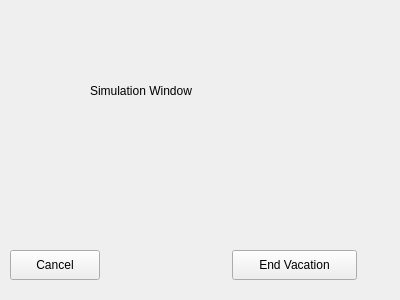
This is TheMudkips/vsimulation.ui in OwlbitCode/TheMudkips as Qt 5 draws it before an edit. The edited form follows.
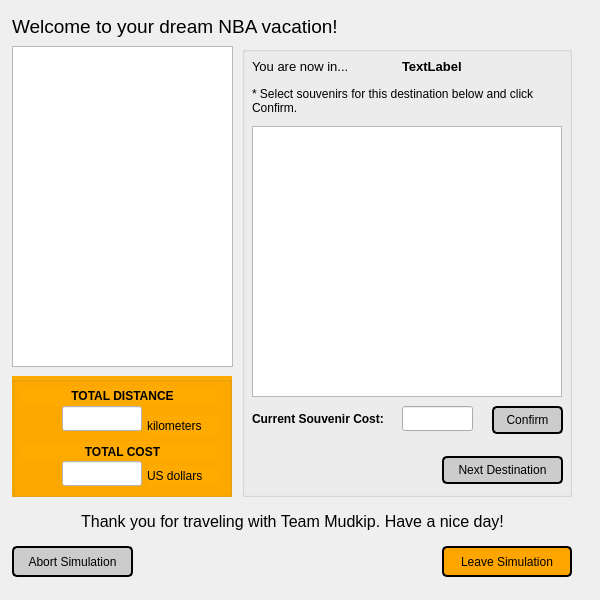
This is the edited form.

Commit message:
Updating travel simulation and starting on packageb
Updates (PACKAGE B IS Not done)

Diff of the .ui file:
```diff
--- a/TheMudkips/vsimulation.ui
+++ b/TheMudkips/vsimulation.ui
@@ -6,8 +6,8 @@
    <rect>
     <x>0</x>
     <y>0</y>
-    <width>400</width>
-    <height>300</height>
+    <width>600</width>
+    <height>600</height>
    </rect>
   </property>
   <property name="windowTitle">
@@ -16,40 +16,384 @@
   <widget class="QLabel" name="label">
    <property name="geometry">
     <rect>
-     <x>90</x>
-     <y>80</y>
-     <width>171</width>
-     <height>21</height>
+     <x>12</x>
+     <y>6</y>
+     <width>461</width>
+     <height>41</height>
     </rect>
    </property>
+   <property name="font">
+    <font>
+     <pointsize>14</pointsize>
+    </font>
+   </property>
    <property name="text">
-    <string>Simulation Window</string>
+    <string>Welcome to your dream NBA vacation!</string>
    </property>
   </widget>
-  <widget class="QPushButton" name="endButton">
+  <widget class="QGroupBox" name="foodGroupBox">
    <property name="geometry">
     <rect>
-     <x>232</x>
-     <y>250</y>
-     <width>125</width>
-     <height>30</height>
+     <x>242</x>
+     <y>46</y>
+     <width>330</width>
+     <height>451</height>
     </rect>
    </property>
-   <property name="text">
-    <string>End Vacation</string>
+   <property name="title">
+    <string/>
    </property>
+   <widget class="QLabel" name="welcomeLabel_3">
+    <property name="geometry">
+     <rect>
+      <x>10</x>
+      <y>10</y>
+      <width>141</width>
+      <height>21</height>
+     </rect>
+    </property>
+    <property name="font">
+     <font>
+      <pointsize>10</pointsize>
+     </font>
+    </property>
+    <property name="text">
+     <string>You are now in...</string>
+    </property>
+   </widget>
+   <widget class="QLabel" name="currCityLabel_3">
+    <property name="geometry">
+     <rect>
+      <x>160</x>
+      <y>10</y>
+      <width>161</width>
+      <height>21</height>
+     </rect>
+    </property>
+    <property name="font">
+     <font>
+      <pointsize>10</pointsize>
+      <weight>75</weight>
+      <bold>true</bold>
+     </font>
+    </property>
+    <property name="text">
+     <string>TextLabel</string>
+    </property>
+   </widget>
+   <widget class="QTableWidget" name="souvenirTableWidget">
+    <property name="geometry">
+     <rect>
+      <x>10</x>
+      <y>80</y>
+      <width>310</width>
+      <height>271</height>
+     </rect>
+    </property>
+    <attribute name="verticalHeaderVisible">
+     <bool>false</bool>
+    </attribute>
+   </widget>
+   <widget class="QPushButton" name="nextDestButton">
+    <property name="geometry">
+     <rect>
+      <x>200</x>
+      <y>410</y>
+      <width>121</width>
+      <height>28</height>
+     </rect>
+    </property>
+    <property name="styleSheet">
+     <string notr="true">background-color:#cccccc;
+border-style: solid;
+border-color: black;
+border-width: 2px;
+border-radius: 5px;</string>
+    </property>
+    <property name="text">
+     <string>Next Destination</string>
+    </property>
+   </widget>
+   <widget class="QLabel" name="currDestCostLabel_3">
+    <property name="geometry">
+     <rect>
+      <x>10</x>
+      <y>365</y>
+      <width>141</width>
+      <height>16</height>
+     </rect>
+    </property>
+    <property name="font">
+     <font>
+      <pointsize>9</pointsize>
+      <weight>75</weight>
+      <bold>true</bold>
+     </font>
+    </property>
+    <property name="text">
+     <string>Current Souvenir Cost: </string>
+    </property>
+   </widget>
+   <widget class="QLineEdit" name="currDestCostLine">
+    <property name="geometry">
+     <rect>
+      <x>160</x>
+      <y>360</y>
+      <width>71</width>
+      <height>25</height>
+     </rect>
+    </property>
+    <property name="font">
+     <font>
+      <pointsize>9</pointsize>
+     </font>
+    </property>
+    <property name="alignment">
+     <set>Qt::AlignRight|Qt::AlignTrailing|Qt::AlignVCenter</set>
+    </property>
+    <property name="readOnly">
+     <bool>true</bool>
+    </property>
+   </widget>
+   <widget class="QLabel" name="label_7">
+    <property name="geometry">
+     <rect>
+      <x>10</x>
+      <y>40</y>
+      <width>311</width>
+      <height>31</height>
+     </rect>
+    </property>
+    <property name="text">
+     <string>&lt;html&gt;&lt;head/&gt;&lt;body&gt;&lt;p&gt;* Select souvenirs for this destination below and click Confirm.&lt;/p&gt;&lt;/body&gt;&lt;/html&gt;</string>
+    </property>
+    <property name="wordWrap">
+     <bool>true</bool>
+    </property>
+   </widget>
+   <widget class="QPushButton" name="confirmSouvenirButton">
+    <property name="geometry">
+     <rect>
+      <x>250</x>
+      <y>360</y>
+      <width>71</width>
+      <height>28</height>
+     </rect>
+    </property>
+    <property name="styleSheet">
+     <string notr="true">background-color:#cccccc;
+border-style: solid;
+border-color: black;
+border-width: 2px;
+border-radius: 5px;</string>
+    </property>
+    <property name="text">
+     <string>Confirm</string>
+    </property>
+   </widget>
   </widget>
   <widget class="QPushButton" name="cancelButton">
    <property name="geometry">
     <rect>
-     <x>10</x>
-     <y>250</y>
-     <width>90</width>
-     <height>30</height>
+     <x>12</x>
+     <y>546</y>
+     <width>121</width>
+     <height>31</height>
     </rect>
    </property>
+   <property name="styleSheet">
+    <string notr="true">background-color:#cccccc;
+border-style: solid;
+border-color: black;
+border-width: 2px;
+border-radius: 5px;</string>
+   </property>
    <property name="text">
-    <string>Cancel</string>
+    <string>Abort Simulation</string>
+   </property>
+  </widget>
+  <widget class="QLabel" name="goodbyeLabel">
+   <property name="geometry">
+    <rect>
+     <x>12</x>
+     <y>506</y>
+     <width>561</width>
+     <height>31</height>
+    </rect>
+   </property>
+   <property name="font">
+    <font>
+     <pointsize>12</pointsize>
+    </font>
+   </property>
+   <property name="text">
+    <string>&lt;html&gt;&lt;head/&gt;&lt;body&gt;&lt;p align=&quot;center&quot;&gt;Thank you for traveling with Team Mudkip. Have a nice day!&lt;/p&gt;&lt;/body&gt;&lt;/html&gt;</string>
+   </property>
+  </widget>
+  <widget class="QGroupBox" name="groupBox">
+   <property name="geometry">
+    <rect>
+     <x>12</x>
+     <y>376</y>
+     <width>220</width>
+     <height>121</height>
+    </rect>
+   </property>
+   <property name="styleSheet">
+    <string notr="true">background-color: rgb(255, 170, 0);</string>
+   </property>
+   <property name="title">
+    <string/>
+   </property>
+   <widget class="QLabel" name="totalDistLabel_3">
+    <property name="geometry">
+     <rect>
+      <x>10</x>
+      <y>10</y>
+      <width>201</width>
+      <height>20</height>
+     </rect>
+    </property>
+    <property name="font">
+     <font>
+      <pointsize>9</pointsize>
+      <weight>75</weight>
+      <bold>true</bold>
+     </font>
+    </property>
+    <property name="text">
+     <string>TOTAL DISTANCE</string>
+    </property>
+    <property name="alignment">
+     <set>Qt::AlignCenter</set>
+    </property>
+   </widget>
+   <widget class="QLineEdit" name="totalDistLine">
+    <property name="geometry">
+     <rect>
+      <x>50</x>
+      <y>30</y>
+      <width>80</width>
+      <height>25</height>
+     </rect>
+    </property>
+    <property name="font">
+     <font>
+      <pointsize>9</pointsize>
+     </font>
+    </property>
+    <property name="styleSheet">
+     <string notr="true">background-color: rgb(255, 255, 255);</string>
+    </property>
+    <property name="alignment">
+     <set>Qt::AlignRight|Qt::AlignTrailing|Qt::AlignVCenter</set>
+    </property>
+    <property name="readOnly">
+     <bool>true</bool>
+    </property>
+   </widget>
+   <widget class="QLabel" name="totalCostLabel_3">
+    <property name="geometry">
+     <rect>
+      <x>10</x>
+      <y>66</y>
+      <width>201</width>
+      <height>20</height>
+     </rect>
+    </property>
+    <property name="font">
+     <font>
+      <pointsize>9</pointsize>
+      <weight>75</weight>
+      <bold>true</bold>
+     </font>
+    </property>
+    <property name="text">
+     <string>TOTAL COST</string>
+    </property>
+    <property name="alignment">
+     <set>Qt::AlignCenter</set>
+    </property>
+   </widget>
+   <widget class="QLineEdit" name="totalCostLine">
+    <property name="geometry">
+     <rect>
+      <x>50</x>
+      <y>85</y>
+      <width>80</width>
+      <height>25</height>
+     </rect>
+    </property>
+    <property name="font">
+     <font>
+      <pointsize>9</pointsize>
+     </font>
+    </property>
+    <property name="styleSheet">
+     <string notr="true">background-color: rgb(255, 255, 255);</string>
+    </property>
+    <property name="alignment">
+     <set>Qt::AlignRight|Qt::AlignTrailing|Qt::AlignVCenter</set>
+    </property>
+    <property name="readOnly">
+     <bool>true</bool>
+    </property>
+   </widget>
+   <widget class="QLabel" name="label_8">
+    <property name="geometry">
+     <rect>
+      <x>135</x>
+      <y>40</y>
+      <width>71</width>
+      <height>20</height>
+     </rect>
+    </property>
+    <property name="text">
+     <string>kilometers</string>
+    </property>
+   </widget>
+   <widget class="QLabel" name="label_9">
+    <property name="geometry">
+     <rect>
+      <x>135</x>
+      <y>90</y>
+      <width>71</width>
+      <height>20</height>
+     </rect>
+    </property>
+    <property name="text">
+     <string>US dollars</string>
+    </property>
+   </widget>
+  </widget>
+  <widget class="QPushButton" name="endVacationButton">
+   <property name="geometry">
+    <rect>
+     <x>442</x>
+     <y>546</y>
+     <width>130</width>
+     <height>31</height>
+    </rect>
+   </property>
+   <property name="styleSheet">
+    <string notr="true">background-color:#ffa500;
+border-style: solid;
+border-color: black;
+border-width: 2px;
+border-radius: 5px;</string>
+   </property>
+   <property name="text">
+    <string>Leave Simulation</string>
+   </property>
+  </widget>
+  <widget class="QListWidget" name="destinationWidget">
+   <property name="geometry">
+    <rect>
+     <x>12</x>
+     <y>46</y>
+     <width>221</width>
+     <height>321</height>
+    </rect>
    </property>
   </widget>
  </widget>
```
Left out of the diff: 2 changed lines with no effect on the pictures. The commit also changes 4 other files.
